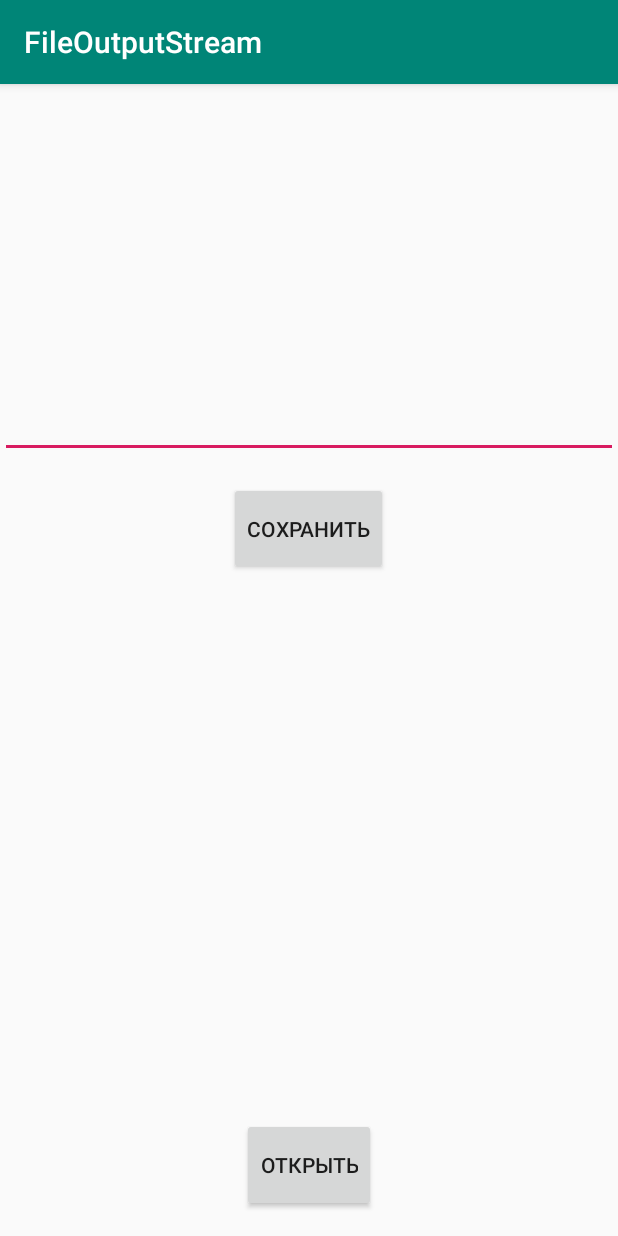
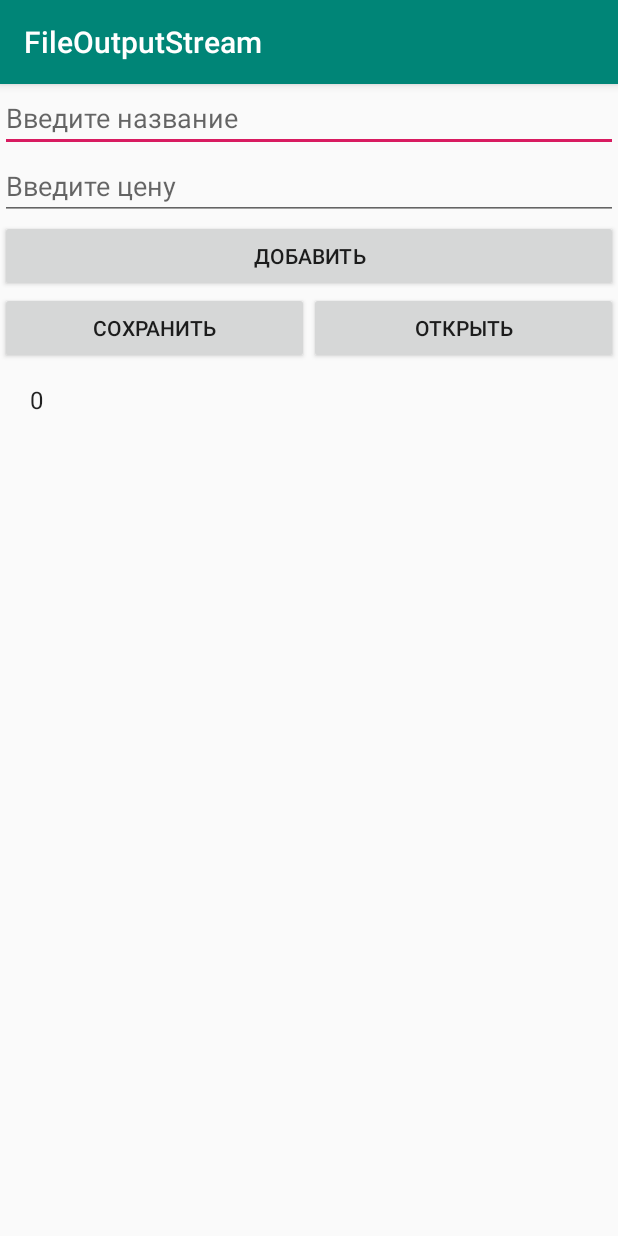
Before and after one commit to POOOO1/FileOutputStream, an Android app: the screen it shows after launch (MainActivity), after a tap on "ОТКРЫТЬ", on a phone screen of 412 x 824 dp. Run offline under Robolectric (Android 15) with nearby library versions, the phone set to English and light mode, and no system bars; 2 other taps on this screen came first.

```diff
--- a/app/build.gradle
+++ b/app/build.gradle
@@ -24,5 +24,6 @@ dependencies {
     implementation 'com.android.support.constraint:constraint-layout:1.1.3'
     testImplementation 'junit:junit:4.12'
     androidTestImplementation 'com.android.support.test:runner:1.0.2'
+    compile 'com.google.code.gson:gson:2.8.2'
     androidTestImplementation 'com.android.support.test.espresso:espresso-core:3.0.2'
 }
--- /dev/null
+++ b/app/src/main/java/com/example/fileoutputstream/JSONHelper.java
@@ -0,0 +1,87 @@
+package com.example.fileoutputstream;
+
+import android.content.Context;
+import com.google.gson.Gson;
+import java.io.FileInputStream;
+import java.io.FileOutputStream;
+import java.io.IOException;
+import java.io.InputStreamReader;
+import java.util.List;
+
+class JSONHelper {
+
+    private static final String FILE_NAME = "data.json";
+
+    static boolean exportToJSON(Context context, List<Phone> dataList) {
+
+        Gson gson = new Gson();
+        DataItems dataItems = new DataItems();
+        dataItems.setPhones(dataList);
+        String jsonString = gson.toJson(dataItems);
+
+        FileOutputStream fileOutputStream = null;
+
+        try {
+            fileOutputStream = context.openFileOutput(FILE_NAME, Context.MODE_PRIVATE);
+            fileOutputStream.write(jsonString.getBytes());
+            return true;
+        } catch (Exception e) {
+            e.printStackTrace();
+        } finally {
+            if (fileOutputStream != null) {
+                try {
+                    fileOutputStream.close();
+                } catch (IOException e) {
+                    e.printStackTrace();
+                }
+            }
+        }
+
+        return false;
+    }
+
+    static List<Phone> importFromJSON(Context context) {
+
+        InputStreamReader streamReader = null;
+        FileInputStream fileInputStream = null;
+        try{
+            fileInputStream = context.openFileInput(FILE_NAME);
+            streamReader = new InputStreamReader(fileInputStream);
+            Gson gson = new Gson();
+            DataItems dataItems = gson.fromJson(streamReader, DataItems.class);
+            return  dataItems.getPhones();
+        }
+        catch (IOException ex){
+            ex.printStackTrace();
+        }
+        finally {
+            if (streamReader != null) {
+                try {
+                    streamReader.close();
+                } catch (IOException e) {
+                    e.printStackTrace();
+                }
+            }
+            if (fileInputStream != null) {
+                try {
+                    fileInputStream.close();
+                } catch (IOException e) {
+                    e.printStackTrace();
+                }
+            }
+        }
+
+        return null;
+    }
+
+    private static class DataItems {
+        private List<Phone> phones;
+
+        List<Phone> getPhones() {
+            return phones;
+        }
+        void setPhones(List<Phone> phones) {
+            this.phones = phones;
+        }
+    }
+}
--- a/app/src/main/java/com/example/fileoutputstream/MainActivity.java
+++ b/app/src/main/java/com/example/fileoutputstream/MainActivity.java
@@ -1,140 +1,62 @@
 package com.example.fileoutputstream;
-
-import android.Manifest;
-import android.content.pm.PackageManager;
-import android.os.Environment;
-import android.support.annotation.NonNull;
-import android.support.v4.app.ActivityCompat;
-import android.support.v4.content.ContextCompat;
 import android.support.v7.app.AppCompatActivity;
 import android.os.Bundle;
 import android.view.View;
+import android.widget.ArrayAdapter;
 import android.widget.EditText;
-import android.widget.TextView;
+import android.widget.ListView;
 import android.widget.Toast;
 
-import java.io.File;
-import java.io.FileInputStream;
-import java.io.FileOutputStream;
-import java.io.IOException;
+import java.util.ArrayList;
+import java.util.List;
 
 public class MainActivity extends AppCompatActivity {
 
-    private final static String FILE_NAME = "content.txt";
-    private static final int REQUEST_PERMISSION_WRITE = 1001;
-    private boolean permissionGranted;
+    private ArrayAdapter<Phone> adapter;
+    private EditText nameText, priceText;
+    private List<Phone> phones;
+    ListView listView;
     @Override
     protected void onCreate(Bundle savedInstanceState) {
         super.onCreate(savedInstanceState);
         setContentView(R.layout.activity_main);
+
+        nameText = (EditText) findViewById(R.id.nameText);
+        priceText = (EditText) findViewById(R.id.priceText);
+
+        phones = new ArrayList<>();
+        listView = (ListView) findViewById(R.id.list);
+        adapter = new ArrayAdapter<>(this, android.R.layout.simple_list_item_1, phones);
+        listView.setAdapter(adapter);
     }
-    private File getExternalPath() {
-        return(new File(Environment.getExternalStorageDirectory(), FILE_NAME));
+
+    public void addPhone(View view){
+        String name = nameText.getText().toString();
+        int price = Integer.parseInt(priceText.getText().toString());
+        Phone phone = new Phone(name, price);
+        phones.add(phone);
+        adapter.notifyDataSetChanged();
     }
-    // сохранение файла
-    public void saveText(View view){
 
-        if(!permissionGranted){
-            checkPermissions();
-            return;
+    public void save(View view){
+
+        boolean result = JSONHelper.exportToJSON(this, phones);
+        if(result){
+            Toast.makeText(this, "Данные сохранены", Toast.LENGTH_LONG).show();
         }
-        FileOutputStream fos = null;
-        try {
-            EditText textBox = (EditText) findViewById(R.id.save_text);
-            String text = textBox.getText().toString();
-
-            fos = new FileOutputStream(getExternalPath());
-            fos.write(text.getBytes());
-            Toast.makeText(this, "Файл сохранен", Toast.LENGTH_SHORT).show();
-        }
-        catch(IOException ex) {
-
-            Toast.makeText(this, ex.getMessage(), Toast.LENGTH_SHORT).show();
-        }
-        finally{
-            try{
-                if(fos!=null)
-                    fos.close();
-            }
-            catch(IOException ex){
-
-                Toast.makeText(this, ex.getMessage(), Toast.LENGTH_SHORT).show();
-            }
+        else{
+            Toast.makeText(this, "Не удалось сохранить данные", Toast.LENGTH_LONG).show();
         }
     }
-    // открытие файла
-    public void openText(View view){
-        if(!permissionGranted){
-            checkPermissions();
-            return;
+    public void open(View view){
+        phones = JSONHelper.importFromJSON(this);
+        if(phones!=null){
+            adapter = new ArrayAdapter<>(this, android.R.layout.simple_list_item_1, phones);
+            listView.setAdapter(adapter);
+            Toast.makeText(this, "Данные восстановлены", Toast.LENGTH_LONG).show();
         }
-
-        FileInputStream fin = null;
-        TextView textView = (TextView) findViewById(R.id.open_text);
-        File file = getExternalPath();
-        // если файл не существует, выход из метода
-        if(!file.exists()) return;
-        try {
-            fin =  new FileInputStream(file);
-            byte[] bytes = new byte[fin.available()];
-            fin.read(bytes);
-            String text = new String (bytes);
-            textView.setText(text);
-        }
-        catch(IOException ex) {
-
-            Toast.makeText(this, ex.getMessage(), Toast.LENGTH_SHORT).show();
-        }
-        finally{
-
-            try{
-                if(fin!=null)
-                    fin.close();
-            }
-            catch(IOException ex){
-
-                Toast.makeText(this, ex.getMessage(), Toast.LENGTH_SHORT).show();
-            }
-        }
-    }
-
-    // проверяем, доступно ли внешнее хранилище для чтения и записи
-    public boolean isExternalStorageWriteable(){
-        String state = Environment.getExternalStorageState();
-        return  Environment.MEDIA_MOUNTED.equals(state);
-    }
-    // проверяем, доступно ли внешнее хранилище хотя бы только для чтения
-    public boolean isExternalStorageReadable(){
-        String state = Environment.getExternalStorageState();
-        return  (Environment.MEDIA_MOUNTED.equals(state) ||
-                Environment.MEDIA_MOUNTED_READ_ONLY.equals(state));
-    }
-
-    private boolean checkPermissions(){
-
-        if(!isExternalStorageReadable() || !isExternalStorageWriteable()){
-            Toast.makeText(this, "Внешнее хранилище не доступно", Toast.LENGTH_LONG).show();
-            return false;
-        }
-        int permissionCheck = ContextCompat.checkSelfPermission(this, Manifest.permission.WRITE_EXTERNAL_STORAGE);
-        if(permissionCheck!= PackageManager.PERMISSION_GRANTED){
-            ActivityCompat.requestPermissions(this, new String[]{Manifest.permission.WRITE_EXTERNAL_STORAGE}, REQUEST_PERMISSION_WRITE);
-            return false;
-        }
-        return true;
-    }
-    @Override
-    public void onRequestPermissionsResult(int requestCode, @NonNull String[] permissions, @NonNull int[] grantResults){
-        switch (requestCode){
-            case REQUEST_PERMISSION_WRITE:
-                if(grantResults.length > 0 && grantResults[0] == PackageManager.PERMISSION_GRANTED){
-                    permissionGranted = true;
-                    Toast.makeText(this, "Разрешения получены", Toast.LENGTH_LONG).show();
-                }
-                else{
-                    Toast.makeText(this, "Необходимо дать разрешения", Toast.LENGTH_LONG).show();
-                }
-                break;
+        else{
+            Toast.makeText(this, "Не удалось открыть данные", Toast.LENGTH_LONG).show();
         }
     }
 }
--- a/app/src/main/res/layout/activity_main.xml
+++ b/app/src/main/res/layout/activity_main.xml
@@ -3,35 +3,42 @@
     android:layout_width="match_parent"
     android:layout_height="match_parent"
     android:orientation="vertical">
+
     <EditText
-        android:id="@+id/save_text"
+        android:id="@+id/nameText"
         android:layout_width="match_parent"
-        android:layout_height="0dp"
-        android:gravity="start"
-        android:layout_weight="4"/>
+        android:layout_height="wrap_content"
+        android:hint="Введите название"/>
+    <EditText
+        android:id="@+id/priceText"
+        android:layout_width="match_parent"
+        android:layout_height="wrap_content"
+        android:hint="Введите цену"/>
     <Button
-        android:layout_width="wrap_content"
-        android:layout_height="0dp"
-        android:layout_weight="1"
-        android:layout_margin="16dp"
-        android:layout_gravity="center"
-        android:onClick="saveText"
-        android:text="Сохранить"/>
-
-    <TextView
-        android:layout_marginTop="80dp"
-        android:id="@+id/open_text"
         android:layout_width="match_parent"
-        android:layout_height="0dp"
-        android:gravity="start"
-        android:layout_weight="4"/>
-    <Button
-        android:layout_width="wrap_content"
-        android:layout_height="0dp"
-        android:layout_margin="16dp"
-        android:layout_weight="1"
-        android:layout_gravity="center"
-        android:onClick="openText"
-        android:text="Открыть"/>
+        android:layout_height="wrap_content"
+        android:text="Добавить"
+        android:onClick="addPhone"/>
+    <LinearLayout
+        android:layout_width="match_parent"
+        android:layout_height="wrap_content"
+        android:orientation="horizontal">
+        <Button
+            android:layout_width="0dp"
+            android:layout_weight="1"
+            android:layout_height="wrap_content"
+            android:text="Сохранить"
+            android:onClick="save"/>
+        <Button
+            android:layout_width="0dp"
+            android:layout_weight="1"
+            android:layout_height="wrap_content"
+            android:text="Открыть"
+            android:onClick="open"/>
+    </LinearLayout>
+    <ListView
+        android:id="@+id/list"
+        android:layout_width="match_parent"
+        android:layout_height="wrap_content" />
 
 </LinearLayout>
```
Also changed, not shown: app/src/main/java/com/example/fileoutputstream/Phone.java (added, +33 -0 lines).
